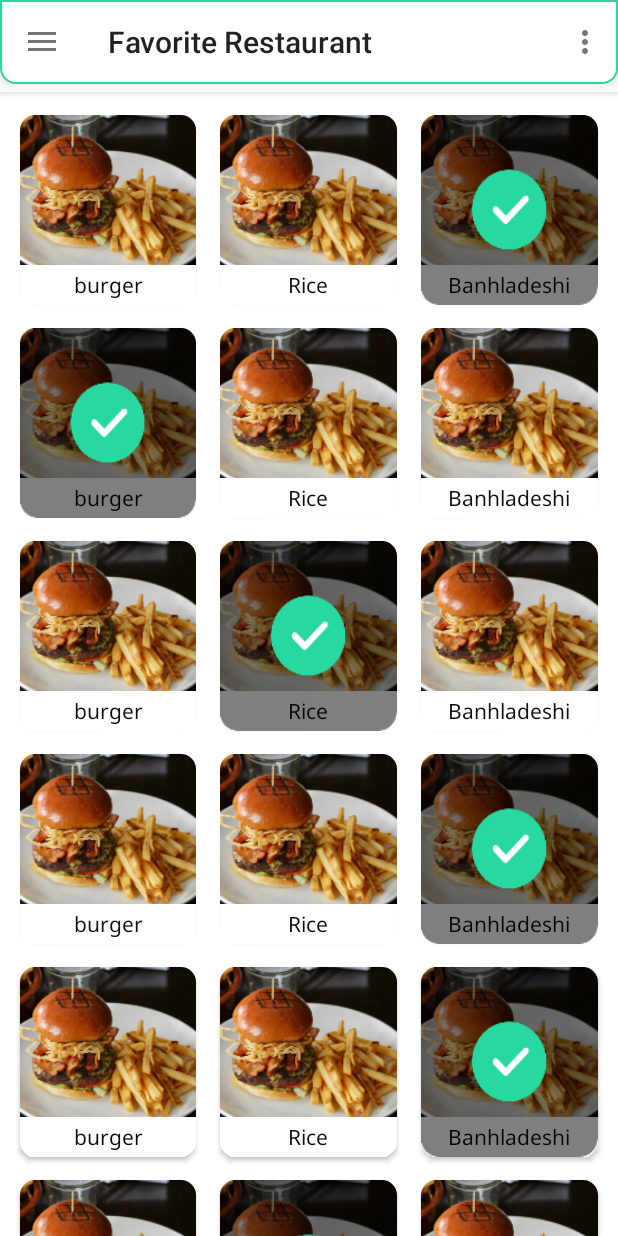
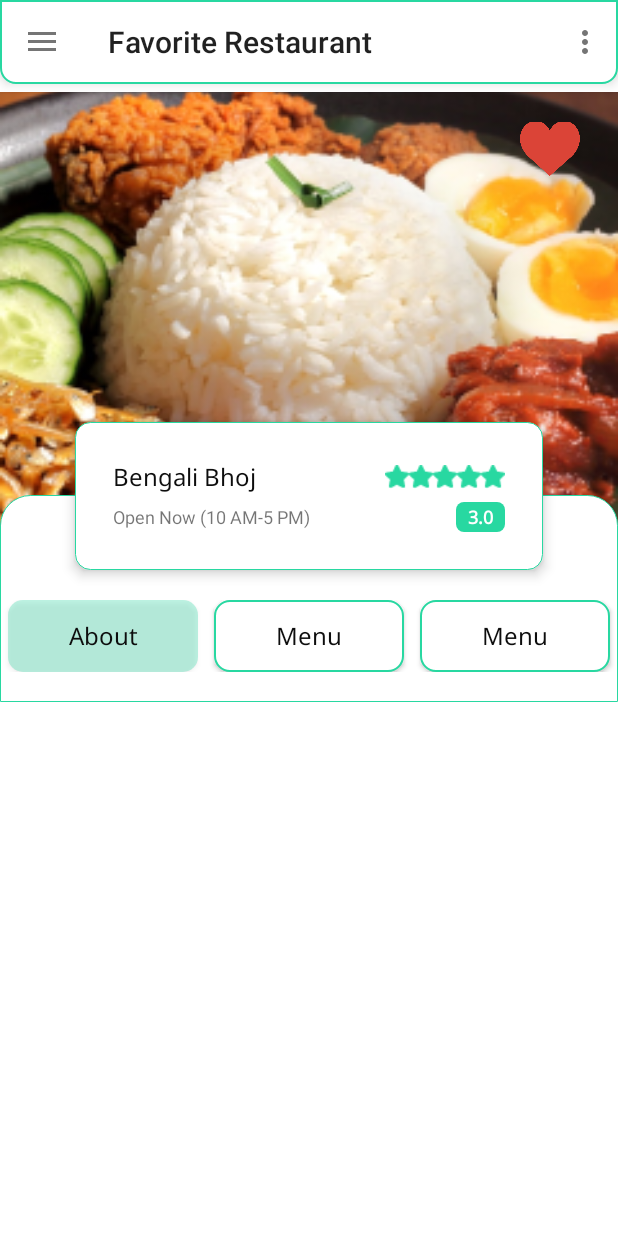
Before and after one commit to Dotapks/Bangladeshi-Restaurant-App, an Android app: the screen it shows after launch (MainActivity), on a phone screen of 412 x 824 dp. Run offline under Robolectric (Android 15) with nearby library versions, the light colour scheme and no system bars; our stand-ins replace navigation-ui.

Commit message:
fragment_restaurant_profile added

```diff
--- a/app/src/main/java/com/mahin/bangladeshirestaurantapp/ui/home/HomeFragment.kt
+++ b/app/src/main/java/com/mahin/bangladeshirestaurantapp/ui/home/HomeFragment.kt
@@ -21,7 +21,7 @@ class HomeFragment : Fragment() {
     ): View? {
         homeViewModel =
                 ViewModelProviders.of(this).get(HomeViewModel::class.java)
-        val root = inflater.inflate(R.layout.fragment_filter_item, container, false)
+        val root = inflater.inflate(R.layout.fragment_restaurant_profile, container, false)
         return root
     }
 }
--- /dev/null
+++ b/app/src/main/res/drawable/shap_btn_restaurant_active.xml
@@ -0,0 +1,6 @@
+<?xml version="1.0" encoding="utf-8"?>
+<shape xmlns:android="http://schemas.android.com/apk/res/android" android:shape="rectangle">
+    <solid android:color="#4D28D8A1"/>
+    <corners android:radius="10dp"/>
+
+</shape>
--- /dev/null
+++ b/app/src/main/res/drawable/shap_restaurant_name_bg.xml
@@ -0,0 +1,6 @@
+<?xml version="1.0" encoding="utf-8"?>
+<shape xmlns:android="http://schemas.android.com/apk/res/android" android:shape="rectangle">
+    <solid android:color="#ffffff"/>
+    <stroke android:color="@color/colorPrimary" android:width="1px"/>
+    <corners android:radius="10dp"/>
+</shape>
--- /dev/null
+++ b/app/src/main/res/drawable/shap_restaurant_profile_bg.xml
@@ -0,0 +1,10 @@
+<?xml version="1.0" encoding="utf-8"?>
+<shape
+    xmlns:android="http://schemas.android.com/apk/res/android"
+    android:shape="rectangle">
+
+    <solid android:color="#ffffff"/>
+    <stroke android:color="@color/colorPrimary" android:width="1px"/>
+    <corners android:topLeftRadius="20dp" android:topRightRadius="20dp"/>
+
+</shape>
--- /dev/null
+++ b/app/src/main/res/drawable/shap_restaurant_rating_bg.xml
@@ -0,0 +1,6 @@
+<?xml version="1.0" encoding="utf-8"?>
+<shape xmlns:android="http://schemas.android.com/apk/res/android" android:shape="rectangle">
+    <solid android:color="@color/colorPrimary"/>
+    <corners android:radius="5dp"/>
+
+</shape>
--- /dev/null
+++ b/app/src/main/res/layout/fragment_restaurant_profile.xml
@@ -0,0 +1,215 @@
+<?xml version="1.0" encoding="utf-8"?>
+<ScrollView xmlns:android="http://schemas.android.com/apk/res/android"
+    xmlns:app="http://schemas.android.com/apk/res-auto"
+    xmlns:tools="http://schemas.android.com/tools"
+    android:layout_width="match_parent"
+    android:layout_height="match_parent"
+    android:background="#ffffff">
+
+    <LinearLayout
+        android:layout_width="match_parent"
+        android:layout_height="wrap_content"
+        android:orientation="vertical">
+
+        <RelativeLayout
+            android:layout_width="match_parent"
+            android:layout_height="300dp">
+
+            <ImageView
+                android:layout_width="match_parent"
+                android:layout_height="match_parent"
+                android:background="@android:color/transparent"
+                android:scaleType="centerCrop"
+                android:src="@drawable/food_lg" />
+
+            <ImageButton
+                android:id="@+id/imageButton"
+                android:layout_width="40dp"
+                android:layout_height="36dp"
+                android:layout_alignParentRight="true"
+                android:layout_marginTop="20dp"
+                android:layout_marginRight="25dp"
+                android:background="@android:color/transparent"
+                android:scaleType="centerCrop"
+                android:src="@drawable/icon_hart" />
+
+        </RelativeLayout>
+
+        <TableLayout
+            android:layout_width="match_parent"
+            android:layout_height="match_parent"
+            android:layout_marginLeft="50dp"
+            android:layout_marginTop="-80dp"
+            android:layout_marginRight="50dp"
+            android:background="@drawable/shap_restaurant_name_bg"
+            android:elevation="5dp"
+            android:padding="25dp">
+
+            <TableRow
+                android:layout_width="match_parent"
+                android:layout_height="match_parent"
+                android:layout_marginBottom="5dp"
+                android:layout_weight="1"
+                android:gravity="center_vertical">
+
+                <TextView
+                    android:id="@+id/textView5"
+                    android:layout_width="wrap_content"
+                    android:layout_height="wrap_content"
+                    android:fontFamily="@font/noto_sans"
+                    android:text="Bengali Bhoj"
+                    android:textAlignment="textStart"
+                    android:textColor="@color/colorAccent"
+                    android:textSize="16sp" />
+
+                <LinearLayout
+                    android:layout_width="match_parent"
+                    android:layout_height="match_parent"
+                    android:layout_weight="1"
+                    android:gravity="right|center_vertical"
+                    android:orientation="horizontal">
+
+                    <ImageView
+                        android:id="@+id/imageView6"
+                        android:layout_width="16dp"
+                        android:layout_height="16dp"
+                        android:scaleType="fitCenter"
+                        android:src="@drawable/icon_star_fill" />
+
+                    <ImageView
+                        android:id="@+id/imageView7"
+                        android:layout_width="16dp"
+                        android:layout_height="16dp"
+                        android:scaleType="fitCenter"
+                        android:src="@drawable/icon_star_fill" />
+
+                    <ImageView
+                        android:id="@+id/imageView8"
+                        android:layout_width="16dp"
+                        android:layout_height="16dp"
+                        android:scaleType="fitCenter"
+                        android:src="@drawable/icon_star_fill" />
+
+                    <ImageView
+                        android:id="@+id/imageView9"
+                        android:layout_width="16dp"
+                        android:layout_height="16dp"
+                        android:scaleType="fitCenter"
+                        android:src="@drawable/icon_star_fill"
+                        app:srcCompat="@drawable/icon_star_outline" />
+
+                    <ImageView
+                        android:id="@+id/imageView10"
+                        android:layout_width="16dp"
+                        android:layout_height="16dp"
+                        android:scaleType="fitCenter"
+                        android:src="@drawable/icon_star_fill"
+                        app:srcCompat="@drawable/icon_star_outline" />
+                </LinearLayout>
+            </TableRow>
+
+            <TableRow
+                android:layout_width="match_parent"
+                android:layout_height="wrap_content"
+                android:gravity="center_vertical">
+
+                <TextView
+                    android:id="@+id/textView6"
+                    android:layout_width="wrap_content"
+                    android:layout_height="wrap_content"
+                    android:text="Open Now (10 AM-5 PM)"
+                    android:textSize="12sp" />
+
+                <LinearLayout
+                    android:layout_width="match_parent"
+                    android:layout_height="wrap_content"
+                    android:layout_weight="1"
+                    android:gravity="right|center_vertical"
+                    android:orientation="horizontal">
+
+                    <TextView
+                        android:id="@+id/textView8"
+                        android:layout_width="wrap_content"
+                        android:layout_height="wrap_content"
+                        android:background="@drawable/shap_restaurant_rating_bg"
+                        android:fontFamily="@font/noto_sans"
+                        android:paddingLeft="8dp"
+                        android:paddingTop="1dp"
+                        android:paddingRight="8dp"
+                        android:paddingBottom="1dp"
+                        android:text="3.0"
+                        android:textAlignment="center"
+                        android:textColor="@color/design_default_color_background"
+                        android:textSize="12sp"
+                        android:textStyle="bold" />
+                </LinearLayout>
+
+            </TableRow>
+
+        </TableLayout>
+
+        <LinearLayout
+            android:layout_width="match_parent"
+            android:layout_height="match_parent"
+            android:layout_marginTop="-50dp"
+            android:background="@drawable/shap_restaurant_profile_bg"
+            android:orientation="vertical"
+            android:paddingTop="70dp"
+            android:paddingBottom="20dp">
+
+            <androidx.gridlayout.widget.GridLayout
+                android:layout_width="match_parent"
+                android:layout_height="wrap_content"
+                app:columnCount="3"
+                app:rowCount="1">
+
+                <Button
+                    android:layout_width="wrap_content"
+                    android:layout_height="wrap_content"
+                    android:layout_marginLeft="5dp"
+                    android:layout_marginRight="5dp"
+                    android:background="@drawable/shap_btn_restaurant_active"
+                    android:fontFamily="@font/noto_sans"
+                    android:text="About"
+                    android:textAllCaps="false"
+                    android:textColor="@color/colorAccent"
+                    android:textSize="16sp"
+                    app:layout_columnWeight="1"
+                    app:layout_rowWeight="1" />
+
+                <Button
+                    android:id="@+id/button9"
+                    android:layout_width="wrap_content"
+                    android:layout_height="wrap_content"
+                    android:layout_marginLeft="5dp"
+                    android:layout_marginRight="5dp"
+                    android:background="@drawable/shap_card_bg"
+                    android:fontFamily="@font/noto_sans"
+                    android:text="Menu"
+                    android:textAllCaps="false"
+                    android:textColor="@color/colorAccent"
+                    android:textSize="16sp"
+                    app:layout_columnWeight="1"
+                    app:layout_rowWeight="1" />
+
+                <Button
+                    android:id="@+id/button10"
+                    android:layout_width="wrap_content"
+                    android:layout_height="wrap_content"
+                    android:layout_marginLeft="5dp"
+                    android:layout_marginRight="5dp"
+                    android:background="@drawable/shap_card_bg"
+                    android:fontFamily="@font/noto_sans"
+                    android:text="Menu"
+                    android:textAllCaps="false"
+                    android:textColor="@color/colorAccent"
+                    android:textSize="16sp"
+                    app:layout_columnWeight="1"
+                    app:layout_rowWeight="1" />
+
+            </androidx.gridlayout.widget.GridLayout>
+        </LinearLayout>
+
+    </LinearLayout>
+
+</ScrollView>
```
Also changed, not shown: app/src/main/res/drawable-hdpi/icon_star_fill.png (added), app/src/main/res/drawable-hdpi/icon_star_outline.png (added), app/src/main/res/drawable-ldpi/icon_star_fill.png (added), app/src/main/res/drawable-ldpi/icon_star_outline.png (added), app/src/main/res/drawable-mdpi/icon_star_fill.png (added), app/src/main/res/drawable-mdpi/icon_star_outline.png (added), app/src/main/res/drawable-xhdpi/icon_star_fill.png (added), app/src/main/res/drawable-xhdpi/icon_star_outline.png (added), app/src/main/res/drawable-xxhdpi/icon_star_fill.png (added), app/src/main/res/drawable-xxhdpi/icon_star_outline.png (added), app/src/main/res/drawable-xxxhdpi/icon_star_fill.png (added), app/src/main/res/drawable-xxxhdpi/icon_star_outline.png (added).
